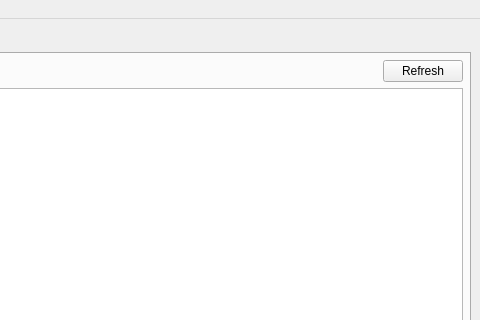
Above: src/stockmonitor/ui/mainwindow.ui from anetczuk/stock-monitor before the change; both pictures show x 320 to 800 and y 0 to 320 of the 800 by 600 pixel window. Below: the same form after it.
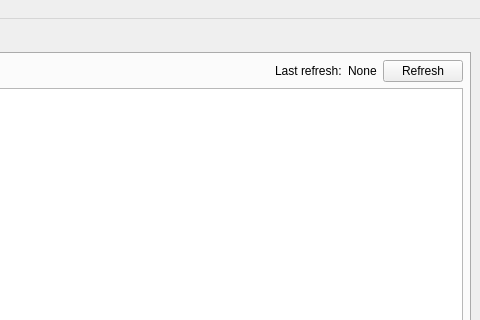
That is the form after the change. The open tabs and pages were chosen to show the change. Custom widgets are drawn as their Qt base class.

Diff of the .ui file:
```diff
--- a/src/stockmonitor/ui/mainwindow.ui
+++ b/src/stockmonitor/ui/mainwindow.ui
@@ -55,6 +55,20 @@
             </property>
            </spacer>
           </item>
+          <item>
+           <widget class="QLabel" name="label">
+            <property name="text">
+             <string>Last refresh:</string>
+            </property>
+           </widget>
+          </item>
+          <item>
+           <widget class="QLabel" name="refreshTimeLabel">
+            <property name="text">
+             <string>None</string>
+            </property>
+           </widget>
+          </item>
           <item>
            <widget class="QPushButton" name="stockRefreshPB">
             <property name="text">
```
Left out of the diff: 6 changed lines with no effect on the pictures.
